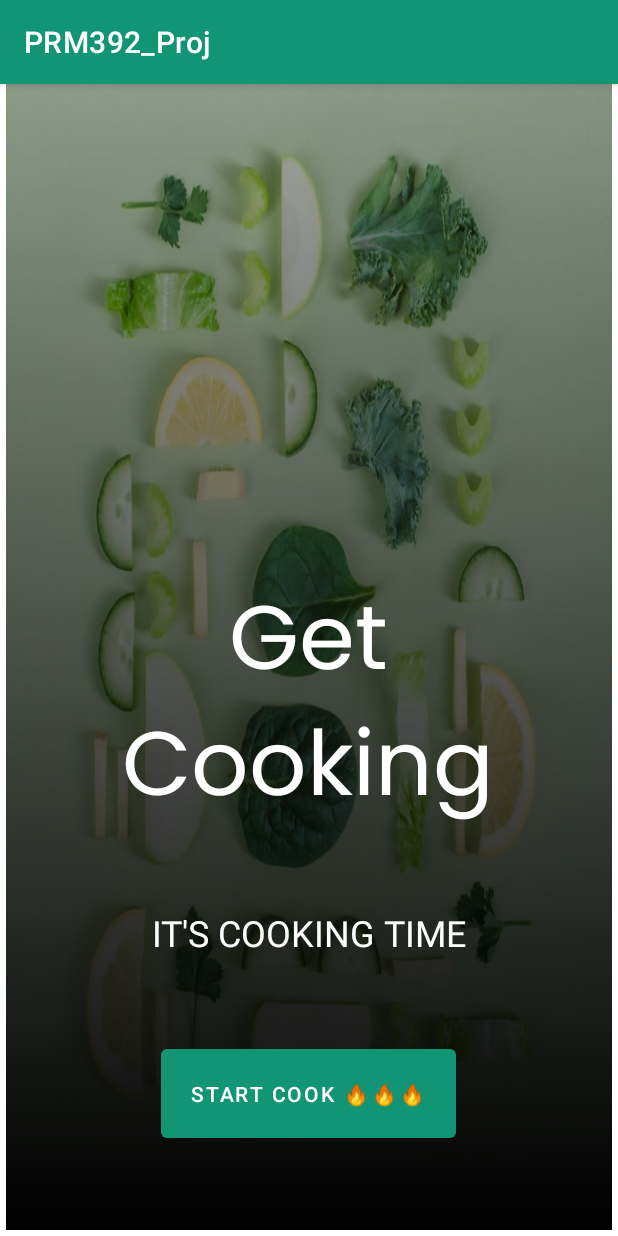
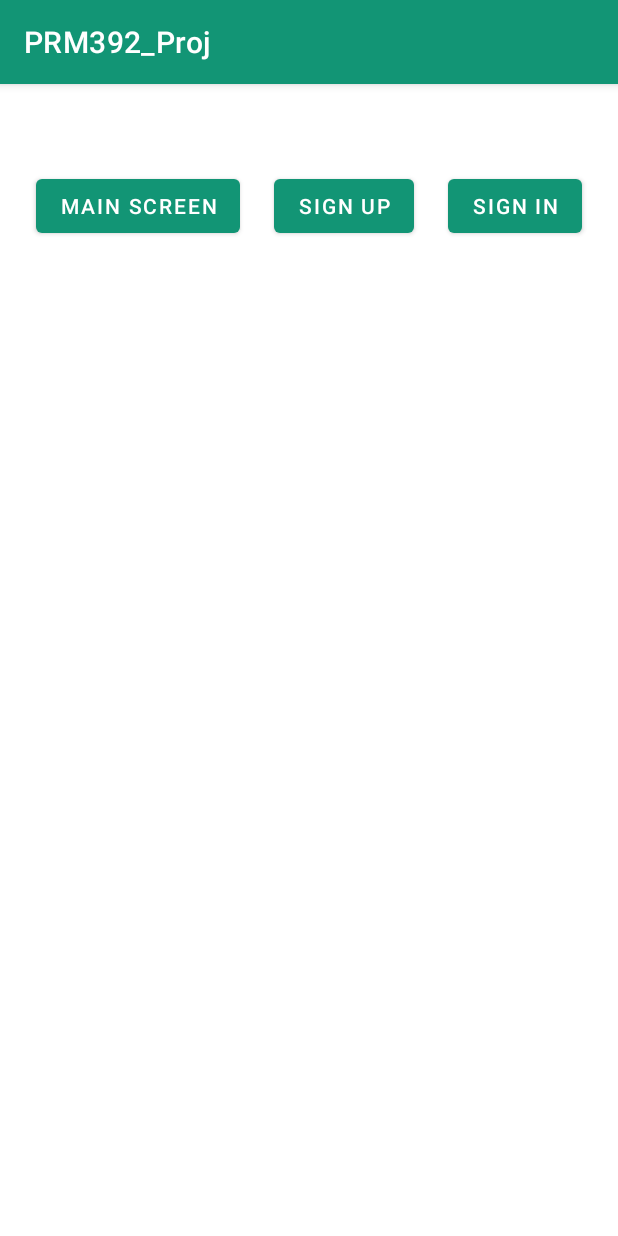
Before and after one commit to potasium142/prm392_proj, an Android app: the screen it shows after launch (MainActivity before the commit, TestScreenActivity after it), on a phone screen of 412 x 824 dp. Run offline under Robolectric (Android 15) with nearby library versions, the phone set to English and light mode, and no system bars.

Commit message:
them^ test screen

```diff
--- a/app/build.gradle.kts
+++ b/app/build.gradle.kts
@@ -26,8 +26,8 @@ android {
         }
     }
     compileOptions {
-        sourceCompatibility = JavaVersion.VERSION_1_8
-        targetCompatibility = JavaVersion.VERSION_1_8
+        sourceCompatibility = JavaVersion.VERSION_17
+        targetCompatibility = JavaVersion.VERSION_17
     }
     buildFeatures {
         viewBinding = true
@@ -35,7 +35,6 @@ android {
 }
 
 dependencies {
-    implementation ("com.google.android.material:material:1.4.0")
     implementation ("androidx.constraintlayout:constraintlayout:2.1.4")
     implementation(libs.activity)
     implementation(libs.constraintlayout)
--- a/app/src/main/AndroidManifest.xml
+++ b/app/src/main/AndroidManifest.xml
@@ -12,29 +12,33 @@
         android:supportsRtl="true"
         android:theme="@style/Theme.PRM392_Proj"
         tools:targetApi="31">
-        <activity android:name=".activities.RecipeProcedure" />
-
         <activity
-            android:name=".activities.RecipeIngredient"
-            android:exported="false"/>
-        <activity
-            android:name=".activities.SignUp"
-            android:exported="false" />
-        <activity
-            android:name=".activities.SignIn"
-            android:exported="false" />
-        <activity
-            android:name=".ui.login.LoginActivity"
-            android:exported="false"
-            android:label="@string/title_activity_login" />
-        <activity
-            android:name=".activities.MainActivity"
+            android:name=".activities.TestScreenActivity"
             android:exported="true">
             <intent-filter>
                 <action android:name="android.intent.action.MAIN" />
 
                 <category android:name="android.intent.category.LAUNCHER" />
             </intent-filter>
+        </activity>
+        <activity android:name=".activities.RecipeProcedure" />
+        <activity
+            android:name=".activities.RecipeIngredient"
+            android:exported="false" />
+        <activity
+            android:name=".activities.SignUpActivity"
+            android:exported="false" />
+        <activity
+            android:name=".activities.SignInActivity"
+            android:exported="false" />
+        <activity
+            android:name=".activities.MainActivity"
+            android:exported="true">
+            <!--            <intent-filter>-->
+            <!--                <action android:name="android.intent.action.MAIN" />-->
+
+            <!--                <category android:name="android.intent.category.LAUNCHER" />-->
+            <!--            </intent-filter>-->
         </activity>
 
         <meta-data
--- a/app/src/main/java/com/example/prm392_proj/activities/SignIn.java
+++ b/app/src/main/java/com/example/prm392_proj/activities/SignInActivity.java
@@ -10,7 +10,7 @@ import androidx.core.view.WindowInsetsCompat;
 
 import com.example.prm392_proj.R;
 
-public class SignIn extends AppCompatActivity {
+public class SignInActivity extends AppCompatActivity {
 
     @Override
     protected void onCreate(Bundle savedInstanceState) {
--- a/app/src/main/java/com/example/prm392_proj/activities/SignUp.java
+++ b/app/src/main/java/com/example/prm392_proj/activities/SignUpActivity.java
@@ -10,7 +10,7 @@ import androidx.core.view.WindowInsetsCompat;
 
 import com.example.prm392_proj.R;
 
-public class SignUp extends AppCompatActivity {
+public class SignUpActivity extends AppCompatActivity {
 
     @Override
     protected void onCreate(Bundle savedInstanceState) {
--- /dev/null
+++ b/app/src/main/java/com/example/prm392_proj/activities/TestScreenActivity.java
@@ -0,0 +1,40 @@
+package com.example.prm392_proj.activities;
+
+import android.content.Intent;
+import android.os.Bundle;
+
+import androidx.activity.EdgeToEdge;
+import androidx.appcompat.app.AppCompatActivity;
+import androidx.core.graphics.Insets;
+import androidx.core.view.ViewCompat;
+import androidx.core.view.WindowInsetsCompat;
+
+import com.example.prm392_proj.R;
+
+public class TestScreenActivity extends AppCompatActivity {
+
+    @Override
+    protected void onCreate(Bundle savedInstanceState) {
+        super.onCreate(savedInstanceState);
+        EdgeToEdge.enable(this);
+        setContentView(R.layout.activity_test_screen);
+        ViewCompat.setOnApplyWindowInsetsListener(findViewById(R.id.main), (v, insets) -> {
+            Insets systemBars = insets.getInsets(WindowInsetsCompat.Type.systemBars());
+            v.setPadding(systemBars.left, systemBars.top, systemBars.right, systemBars.bottom);
+            return insets;
+        });
+
+        var mainScreenJumpBtn = findViewById(R.id.mainScreenJump);
+        var mainScreenIntent = new Intent(this, MainActivity.class);
+        mainScreenJumpBtn.setOnClickListener(v -> startActivity(mainScreenIntent));
+
+        var signUpJumpBtn = findViewById(R.id.signUpJump);
+        var signUpJumpIntent = new Intent(this, SignUpActivity.class);
+        signUpJumpBtn.setOnClickListener(v -> startActivity(signUpJumpIntent));
+
+
+        var signInJumpBtn = findViewById(R.id.signInJump);
+        var signInJumpIntent = new Intent(this, SignInActivity.class);
+        signInJumpBtn.setOnClickListener(v -> startActivity(signInJumpIntent));
+    }
+}
--- a/app/src/main/res/layout/activity_signin.xml
+++ b/app/src/main/res/layout/activity_signin.xml
@@ -5,7 +5,7 @@
     android:id="@+id/main"
     android:layout_width="match_parent"
     android:layout_height="match_parent"
-    tools:context=".activities.SignIn">
+    tools:context=".activities.SignInActivity">
 
     <androidx.constraintlayout.widget.Guideline
         android:id="@+id/left_guideline"
--- a/app/src/main/res/layout/activity_signup.xml
+++ b/app/src/main/res/layout/activity_signup.xml
@@ -5,7 +5,7 @@
     android:id="@+id/main"
     android:layout_width="match_parent"
     android:layout_height="match_parent"
-    tools:context=".activities.SignUp">
+    tools:context=".activities.SignUpActivity">
 
     <androidx.constraintlayout.widget.Guideline
         android:id="@+id/left_guideline"
--- /dev/null
+++ b/app/src/main/res/layout/activity_test_screen.xml
@@ -0,0 +1,60 @@
+<?xml version="1.0" encoding="utf-8"?>
+<androidx.constraintlayout.widget.ConstraintLayout xmlns:android="http://schemas.android.com/apk/res/android"
+    xmlns:app="http://schemas.android.com/apk/res-auto"
+    xmlns:tools="http://schemas.android.com/tools"
+    android:id="@+id/main"
+    android:layout_width="match_parent"
+    android:layout_height="match_parent"
+    tools:context=".activities.TestScreenActivity">
+
+    <androidx.constraintlayout.widget.ConstraintLayout
+        android:id="@+id/mainScreenJumpLayout"
+        android:layout_width="409dp"
+        android:layout_height="wrap_content"
+        android:layout_marginStart="1dp"
+        android:layout_marginEnd="1dp"
+        app:layout_constraintBottom_toBottomOf="parent"
+        app:layout_constraintEnd_toEndOf="parent"
+        app:layout_constraintHorizontal_bias="0.0"
+        app:layout_constraintStart_toStartOf="parent"
+        app:layout_constraintTop_toTopOf="parent"
+        app:layout_constraintVertical_bias="0.07999998">
+
+        <Button
+            android:id="@+id/signInJump"
+            android:layout_width="wrap_content"
+            android:layout_height="wrap_content"
+
+            android:text="Sign in"
+            app:layout_constraintBottom_toBottomOf="parent"
+            app:layout_constraintEnd_toEndOf="parent"
+            app:layout_constraintHorizontal_bias="0.5"
+            app:layout_constraintStart_toEndOf="@+id/signUpJump"
+            app:layout_constraintTop_toTopOf="parent" />
+
+        <Button
+            android:id="@+id/mainScreenJump"
+            android:layout_width="wrap_content"
+            android:layout_height="wrap_content"
+            android:text="main screen"
+
+            app:layout_constraintBottom_toBottomOf="parent"
+            app:layout_constraintEnd_toStartOf="@+id/signUpJump"
+            app:layout_constraintHorizontal_bias="0.5"
+            app:layout_constraintStart_toStartOf="parent"
+            app:layout_constraintTop_toTopOf="parent" />
+
+        <Button
+            android:id="@+id/signUpJump"
+            android:layout_width="wrap_content"
+            android:layout_height="wrap_content"
+            android:text="Sign up"
+
+            app:layout_constraintBottom_toBottomOf="parent"
+            app:layout_constraintEnd_toStartOf="@+id/signInJump"
+            app:layout_constraintHorizontal_bias="0.5"
+            app:layout_constraintStart_toEndOf="@+id/mainScreenJump"
+            app:layout_constraintTop_toTopOf="parent" />
+    </androidx.constraintlayout.widget.ConstraintLayout>
+
+</androidx.constraintlayout.widget.ConstraintLayout>
```
Also changed, not shown: gradle/wrapper/gradle-wrapper.properties.
